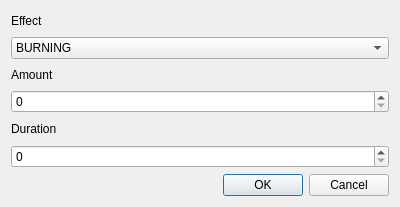
First picture: the form in ui/dialogeffect.ui, repository Boxfort/ZombieDataApp, before the edit.
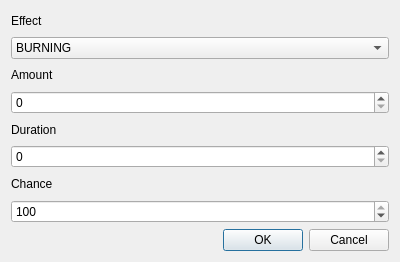
Second picture: the form after the edit.

Diff of the .ui file:
```diff
--- a/ui/dialogeffect.ui
+++ b/ui/dialogeffect.ui
@@ -7,7 +7,7 @@
     <x>0</x>
     <y>0</y>
     <width>400</width>
-    <height>207</height>
+    <height>262</height>
    </rect>
   </property>
   <property name="windowTitle">
@@ -71,6 +71,23 @@
      </property>
     </widget>
    </item>
+   <item>
+    <widget class="QLabel" name="label_chance">
+     <property name="text">
+      <string>Chance</string>
+     </property>
+    </widget>
+   </item>
+   <item>
+    <widget class="QSpinBox" name="spinner_chance">
+     <property name="maximum">
+      <number>100</number>
+     </property>
+     <property name="value">
+      <number>100</number>
+     </property>
+    </widget>
+   </item>
    <item>
     <widget class="QDialogButtonBox" name="buttonBox">
      <property name="orientation">
```
